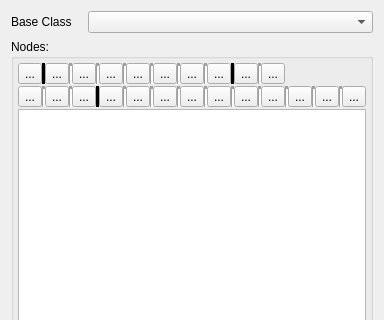
Old version of the form Editor/src/Items/Entity/EntityWidget.ui in the repository GameOverture/HarmonyEngine; both pictures show x 0 to 384 and y 0 to 320 of the 384 by 797 pixel window.
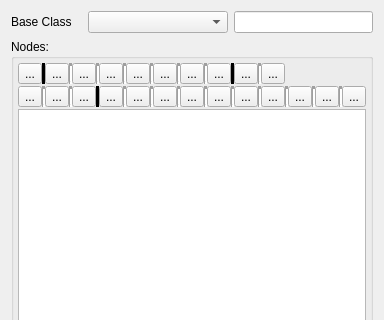
New version of the form. Icons and pictures are not drawn. Custom widgets are drawn as their Qt base class.

Commit message: Custom base class naming is available for entities; Primitives both the node itself and the layers now set their attributes when generating their runtime code

Diff of the .ui file:
```diff
--- a/Editor/src/Items/Entity/EntityWidget.ui
+++ b/Editor/src/Items/Entity/EntityWidget.ui
@@ -17,8 +17,8 @@
    <item>
     <layout class="QVBoxLayout" name="lytAboveStates">
      <item>
-      <layout class="QFormLayout" name="lytBaseClass">
-       <item row="0" column="0">
+      <layout class="QHBoxLayout" name="horizontalLayout_4">
+       <item>
         <widget class="QLabel" name="label">
          <property name="sizePolicy">
           <sizepolicy hsizetype="Preferred" vsizetype="Preferred">
@@ -31,7 +31,7 @@
          </property>
         </widget>
        </item>
-       <item row="0" column="1">
+       <item>
         <widget class="QComboBox" name="cmbBaseClass">
          <property name="sizePolicy">
           <sizepolicy hsizetype="Expanding" vsizetype="Fixed">
@@ -41,6 +41,9 @@
          </property>
         </widget>
        </item>
+       <item>
+        <widget class="QLineEdit" name="txtCustomBaseClass"/>
+       </item>
       </layout>
      </item>
      <item>
```
The commit also changes 17 other files.
